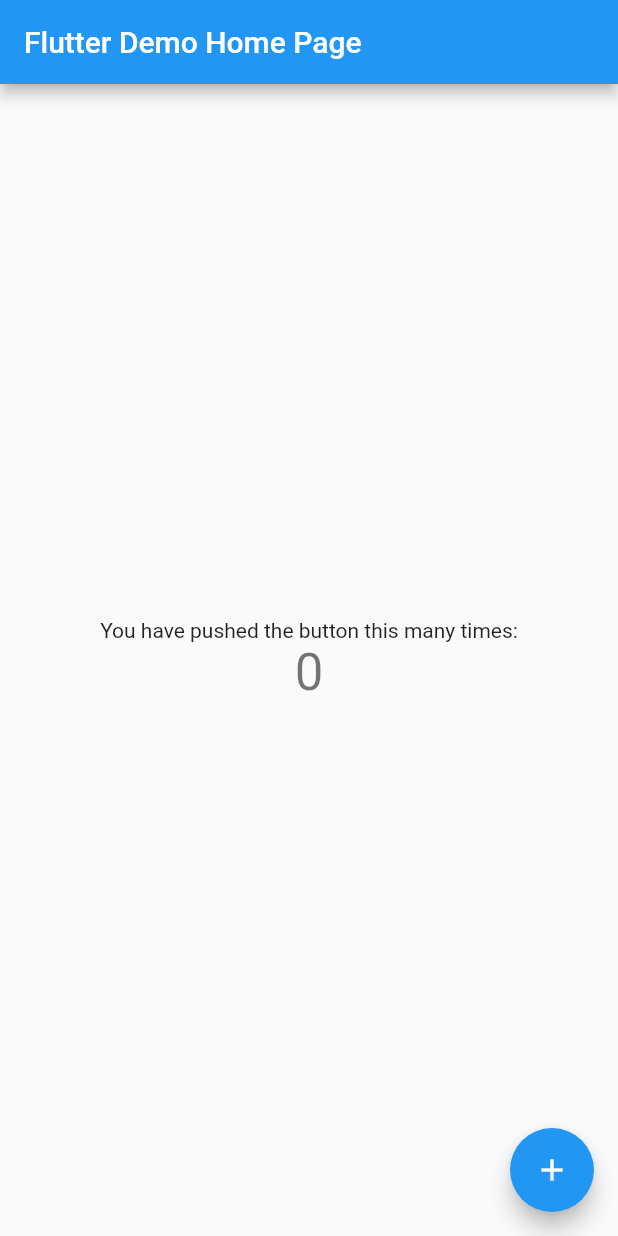
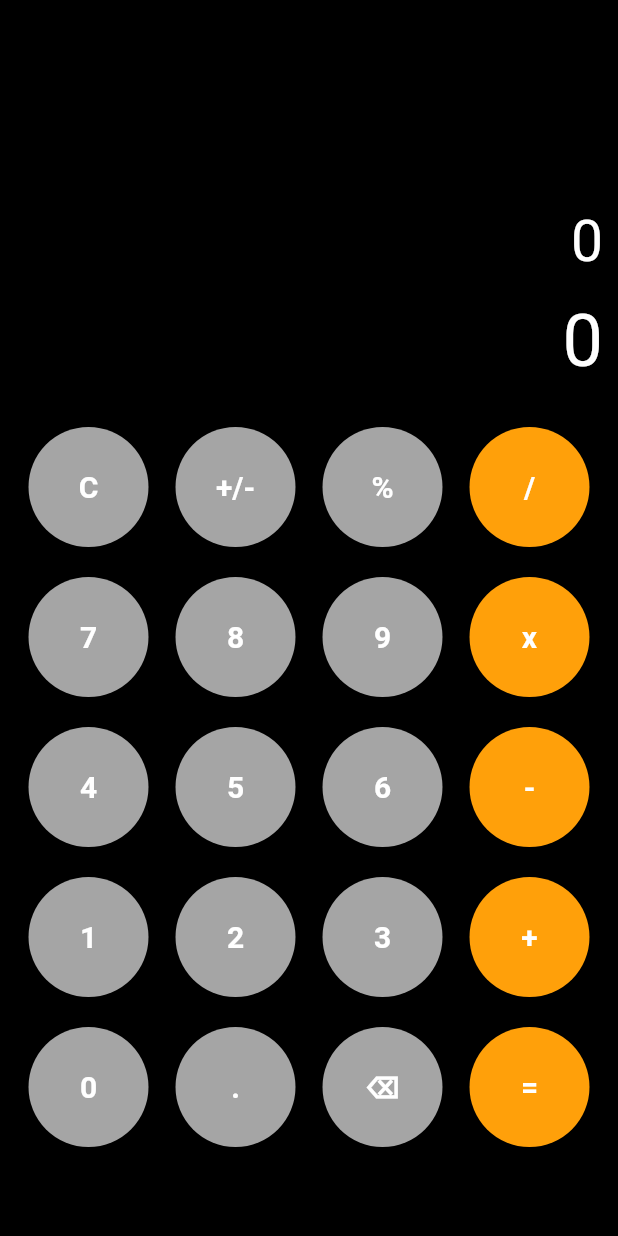
Before and after one commit to musamairshad/Calculator, a Flutter app: the screen it shows after launch, on a phone screen of 412 x 824 dp. Run offline on Flutter 3.47's test engine with Material 2 defaults, Android fonts, the phone set to English and light mode, and no system bars; our stand-ins replace math_expressions.

Commit message:
Project Complete.

```diff
--- /dev/null
+++ b/lib/constant.dart
@@ -0,0 +1,10 @@
+import 'package:flutter/material.dart';
+
+const Color kwhiteColor = Colors.white;
+const Color kgreyColor = Colors.grey;
+const Color kblueColor = Colors.blue;
+const headingTextStyle = TextStyle(
+  fontSize: 30,
+  color: kblueColor,
+  fontWeight: FontWeight.w500,
+);
--- a/lib/main.dart
+++ b/lib/main.dart
@@ -1,115 +1,18 @@
 import 'package:flutter/material.dart';
+import './screens/home_screen.dart';
 
-void main() {
+void main(){
   runApp(const MyApp());
 }
 
 class MyApp extends StatelessWidget {
   const MyApp({super.key});
 
-  // This widget is the root of your application.
   @override
   Widget build(BuildContext context) {
-    return MaterialApp(
-      title: 'Flutter Demo',
-      theme: ThemeData(
-        // This is the theme of your application.
-        //
-        // Try running your application with "flutter run". You'll see the
-        // application has a blue toolbar. Then, without quitting the app, try
-        // changing the primarySwatch below to Colors.green and then invoke
-        // "hot reload" (press "r" in the console where you ran "flutter run",
-        // or simply save your changes to "hot reload" in a Flutter IDE).
-        // Notice that the counter didn't reset back to zero; the application
-        // is not restarted.
-        primarySwatch: Colors.blue,
-      ),
-      home: const MyHomePage(title: 'Flutter Demo Home Page'),
+    return const MaterialApp(
+      debugShowCheckedModeBanner: false,
+      home: HomeScreen(),
     );
   }
 }
-
-class MyHomePage extends StatefulWidget {
-  const MyHomePage({super.key, required this.title});
-
-  // This widget is the home page of your application. It is stateful, meaning
-  // that it has a State object (defined below) that contains fields that affect
-  // how it looks.
-
-  // This class is the configuration for the state. It holds the values (in this
-  // case the title) provided by the parent (in this case the App widget) and
-  // used by the build method of the State. Fields in a Widget subclass are
-  // always marked "final".
-
-  final String title;
-
-  @override
-  State<MyHomePage> createState() => _MyHomePageState();
-}
-
-class _MyHomePageState extends State<MyHomePage> {
-  int _counter = 0;
-
-  void _incrementCounter() {
-    setState(() {
-      // This call to setState tells the Flutter framework that something has
-      // changed in this State, which causes it to rerun the build method below
-      // so that the display can reflect the updated values. If we changed
-      // _counter without calling setState(), then the build method would not be
-      // called again, and so nothing would appear to happen.
-      _counter++;
-    });
-  }
-
-  @override
-  Widget build(BuildContext context) {
-    // This method is rerun every time setState is called, for instance as done
-    // by the _incrementCounter method above.
-    //
-    // The Flutter framework has been optimized to make rerunning build methods
-    // fast, so that you can just rebuild anything that needs updating rather
-    // than having to individually change instances of widgets.
-    return Scaffold(
-      appBar: AppBar(
-        // Here we take the value from the MyHomePage object that was created by
-        // the App.build method, and use it to set our appbar title.
-        title: Text(widget.title),
-      ),
-      body: Center(
-        // Center is a layout widget. It takes a single child and positions it
-        // in the middle of the parent.
-        child: Column(
-          // Column is also a layout widget. It takes a list of children and
-          // arranges them vertically. By default, it sizes itself to fit its
-          // children horizontally, and tries to be as tall as its parent.
-          //
-          // Invoke "debug painting" (press "p" in the console, choose the
-          // "Toggle Debug Paint" action from the Flutter Inspector in Android
-          // Studio, or the "Toggle Debug Paint" command in Visual Studio Code)
-          // to see the wireframe for each widget.
-          //
-          // Column has various properties to control how it sizes itself and
-          // how it positions its children. Here we use mainAxisAlignment to
-          // center the children vertically; the main axis here is the vertical
-          // axis because Columns are vertical (the cross axis would be
-          // horizontal).
-          mainAxisAlignment: MainAxisAlignment.center,
-          children: <Widget>[
-            const Text(
-              'You have pushed the button this many times:',
-            ),
-            Text(
-              '$_counter',
-              style: Theme.of(context).textTheme.headline4,
-            ),
-          ],
-        ),
-      ),
-      floatingActionButton: FloatingActionButton(
-        onPressed: _incrementCounter,
-        tooltip: 'Increment',
-        child: const Icon(Icons.add),
-      ), // This trailing comma makes auto-formatting nicer for build methods.
-    );
-  }
-}
--- /dev/null
+++ b/lib/screens/home_screen.dart
@@ -0,0 +1,219 @@
+import 'package:flutter/material.dart';
+// import '../constant.dart';
+import '../widgets/calc_button.dart';
+import 'package:math_expressions/math_expressions.dart';
+
+class HomeScreen extends StatefulWidget {
+  const HomeScreen({super.key});
+
+  @override
+  State<HomeScreen> createState() => _HomeScreenState();
+}
+
+class _HomeScreenState extends State<HomeScreen> {
+  var userInput = "";
+  var answer = "";
+
+  String equation = "0";
+  String result = "0";
+  String expression = "";
+  double equationFontSize = 38.0;
+  double resultFontSize = 48.0;
+
+  buttonPress(buttonText) {
+    setState(() {
+      if (buttonText == "C") {
+        equation = "0";
+        result = "0";
+        equationFontSize = 38.0;
+        resultFontSize = 48.0;
+      } else if (buttonText == "⌫") {
+        equationFontSize = 48.0;
+        resultFontSize = 38.0;
+        try {
+          equation = equation.substring(0, equation.length - 1);
+        } catch (error) {
+          setState(() {
+          equation = "0";
+          });
+        }
+        if (equation == "") {
+          equation == "0";
+        }
+      } else if (buttonText == "=") {
+        equationFontSize = 38.0;
+        resultFontSize = 48.0;
+        expression = equation;
+        expression = expression.replaceAll("x", "*");
+        expression = expression.replaceAll("÷", "/");
+        try {
+          Parser p = Parser();
+          Expression exp = p.parse(expression);
+          ContextModel cm = ContextModel();
+          result = "${exp.evaluate(EvaluationType.REAL, cm)}";
+        } catch (error) {
+          result = "Error";
+        }
+      } else {
+        equationFontSize = 48.0;
+        resultFontSize = 38.0;
+        if (equation == "0") {
+          equation = buttonText;
+        } else {
+          equation = equation + buttonText;
+        }
+      }
+    });
+  }
+
+  @override
+  Widget build(BuildContext context) {
+    return Scaffold(
+      backgroundColor: Colors.black,
+      body: SafeArea(
+        child: Padding(
+          padding: const EdgeInsets.symmetric(horizontal: 10),
+          child: Column(
+            children: [
+              Expanded(
+                child: Padding(
+                  padding: const EdgeInsets.symmetric(vertical: 20),
+                  child: Column(
+                    mainAxisAlignment: MainAxisAlignment.end,
+                    children: [
+                      Align(
+                        alignment: Alignment.bottomRight,
+                        child: Text(
+                          equation,
+                          style: TextStyle(
+                            fontSize: equationFontSize,
+                            color: Colors.white,
+                          ),
+                        ),
+                      ),
+                      const SizedBox(height: 15),
+                      Align(
+                        alignment: Alignment.bottomRight,
+                        child: Text(
+                          result,
+                          style: TextStyle(
+                            fontSize: resultFontSize,
+                            color: Colors.white,
+                          ),
+                        ),
+                      ),
+                    ],
+                  ),
+                ),
+              ),
+              Expanded(
+                flex: 2,
+                child: Column(
+                  children: [
+                    Row(
+                      children: [
+                        CalcButton(
+                          buttonText: "C",
+                          onPressed: () => buttonPress("C"),
+                        ),
+                        CalcButton(
+                          buttonText: "+/-",
+                          onPressed: () => buttonPress("+/-"),
+                        ),
+                        CalcButton(
+                            buttonText: "%", onPressed: () => buttonPress("%")),
+                        CalcButton(
+                          buttonText: "/",
+                          onPressed: () => buttonPress("/"),
+                          buttonColor: const Color(0xffffa00a),
+                        ),
+                      ],
+                    ),
+                    Row(
+                      children: [
+                        CalcButton(
+                            buttonText: "7", onPressed: () => buttonPress("7")),
+                        CalcButton(
+                            buttonText: "8", onPressed: () => buttonPress("8")),
+                        CalcButton(
+                            buttonText: "9", onPressed: () => buttonPress("9")),
+                        CalcButton(
+                          buttonText: "x",
+                          onPressed: () => buttonPress("x"),
+                          buttonColor: const Color(0xffffa00a),
+                        ),
+                      ],
+                    ),
+                    Row(
+                      children: [
+                        CalcButton(
+                          buttonText: "4",
+                          onPressed: () => buttonPress("4"),
+                        ),
+                        CalcButton(
+                          buttonText: "5",
+                          onPressed: () => buttonPress("5"),
+                        ),
+                        CalcButton(
+                          buttonText: "6",
+                          onPressed: () => buttonPress("6"),
+                        ),
+                        CalcButton(
+                          buttonText: "-",
+                          onPressed: () => buttonPress("-"),
+                          buttonColor: const Color(0xffffa00a),
+                        ),
+                      ],
+                    ),
+                    Row(
+                      children: [
+                        CalcButton(
+                          buttonText: "1",
+                          onPressed: () => buttonPress("1"),
+                        ),
+                        CalcButton(
+                          buttonText: "2",
+                          onPressed: () => buttonPress("2"),
+                        ),
+                        CalcButton(
+                          buttonText: "3",
+                          onPressed: () => buttonPress("3"),
+                        ),
+                        CalcButton(
+                          buttonText: "+",
+                          onPressed: () => buttonPress("+"),
+                          buttonColor: const Color(0xffffa00a),
+                        ),
+                      ],
+                    ),
+                    Row(
+                      children: [
+                        CalcButton(
+                          buttonText: "0",
+                          onPressed: () => buttonPress("0"),
+                        ),
+                        CalcButton(
+                          buttonText: ".",
+                          onPressed: () => buttonPress("."),
+                        ),
+                        CalcButton(
+                          buttonText: "⌫",
+                          onPressed: () => buttonPress("⌫"),
+                        ),
+                        CalcButton(
+                          buttonText: "=",
+                          onPressed: () => buttonPress("="),
+                          buttonColor: const Color(0xffffa00a),
+                        ),
+                      ],
+                    ),
+                  ],
+                ),
+              ),
+            ],
+          ),
+        ),
+      ),
+    );
+  }
+}
--- /dev/null
+++ b/lib/widgets/calc_button.dart
@@ -0,0 +1,41 @@
+import 'package:flutter/material.dart';
+
+class CalcButton extends StatelessWidget {
+  final String buttonText;
+  final Color buttonColor;
+  final VoidCallback onPressed;
+  const CalcButton(
+      {super.key,
+      required this.buttonText,
+      this.buttonColor = const Color(0xffa5a5a5),
+      required this.onPressed,
+      });
+  @override
+  Widget build(BuildContext context) {
+    return Expanded(
+      child: Padding(
+        padding: const EdgeInsets.symmetric(vertical: 10),
+        child: InkWell(
+          onTap: onPressed,
+          child: Container(
+            height: 80,
+            decoration: BoxDecoration(
+              shape: BoxShape.circle,
+              color: buttonColor,
+            ),
+            child: Center(
+              child: Text(
+                buttonText,
+                style: const TextStyle(
+                  fontSize: 20,
+                  color: Colors.white,
+                  fontWeight: FontWeight.bold,
+                ),
+              ),
+            ),
+          ),
+        ),
+      ),
+    );
+  }
+}
--- a/pubspec.yaml
+++ b/pubspec.yaml
@@ -36,6 +36,7 @@ dependencies:
   # The following adds the Cupertino Icons font to your application.
   # Use with the CupertinoIcons class for iOS style icons.
   cupertino_icons: ^1.0.2
+  math_expressions: ^2.3.1
 
 dev_dependencies:
   flutter_test:
```
Also changed, not shown: pubspec.lock.
